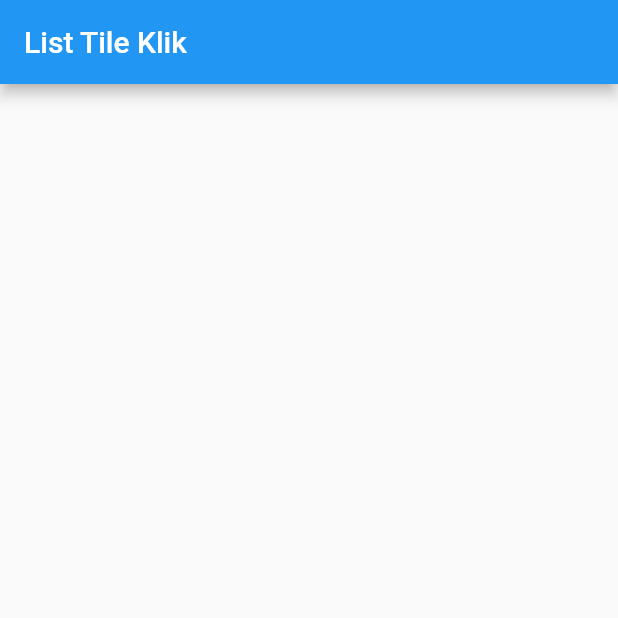
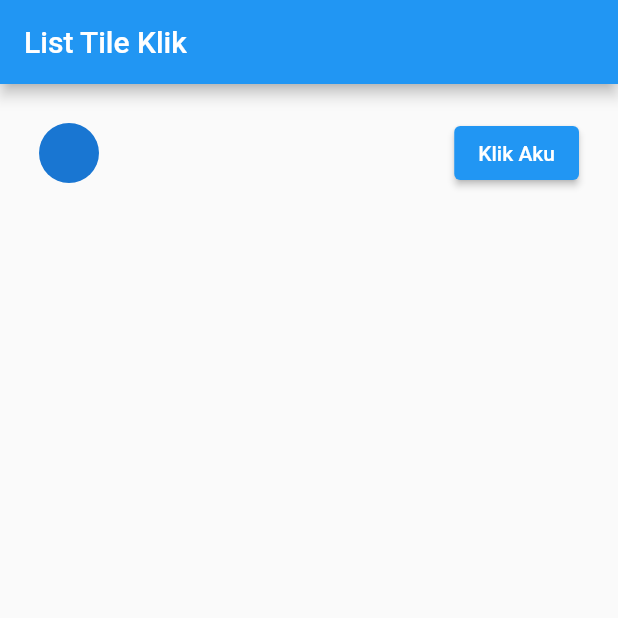
Before and after one commit to muhfauz/llist_tile2, a Flutter app: the screen it shows after launch, on a phone screen of 412 x 824 dp, the top half of it. Run offline on Flutter 3.47's test engine with Material 2 defaults, Android fonts, the phone set to English and light mode, and no system bars.

Commit message:
tamnbah fungsi data klik

```diff
--- a/lib/main.dart
+++ b/lib/main.dart
@@ -12,6 +12,7 @@ class MyApp extends StatefulWidget {
 }
 
 class _MyAppState extends State<MyApp> {
+  String judul = "", desc = "";
   @override
   Widget build(BuildContext context) {
     return MaterialApp(
@@ -22,7 +23,26 @@ class _MyAppState extends State<MyApp> {
         body: Container(
           margin: EdgeInsets.all(10),
           child: ListView(
-            children: <Widget>[],
+            children: <Widget>[
+              ListTile(
+                title: Text(judul),
+                subtitle: Text(desc),
+                leading: CircleAvatar(),
+                trailing: ElevatedButton(
+                    onPressed: () {
+                      setState(() {
+                        if (judul == "") {
+                          judul = "Sutrisno";
+                          desc = "Dosen UBSI Purwokerto";
+                        } else {
+                          judul = "";
+                          desc = "";
+                        }
+                      });
+                    },
+                    child: Text('Klik Aku')),
+              ),
+            ],
           ),
         ),
       ),
```
